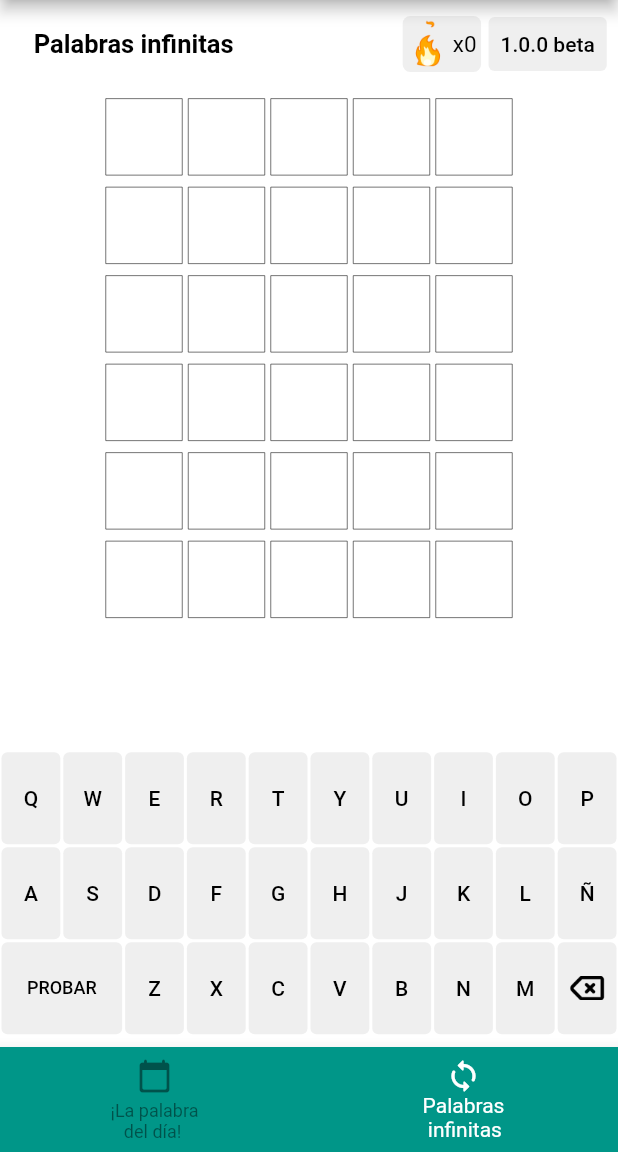
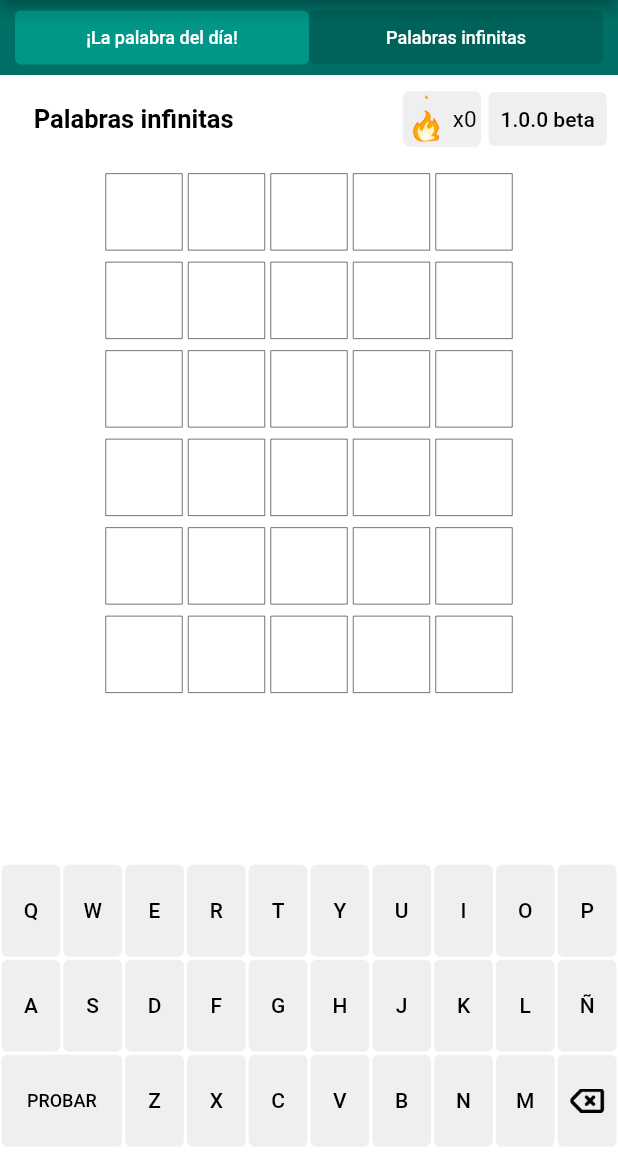
Before and after one commit to joaquinsolla/Encasillado, a Flutter app: the screen it shows after launch, on a phone screen of 412 x 824 dp, the part 84-1236 px from its top. Run offline on Flutter 3.47's test engine with Material 2 defaults, Android fonts, the phone set to English and light mode, and no system bars; our stand-ins replace flushbar; missing offline and left inert: mailto, whatsapp_share; Roboto replaces fonts that are missing (RaleWay).

Commit message:
NavigationBar changed to top & new design

```diff
--- a/lib/common_colors.dart
+++ b/lib/common_colors.dart
@@ -3,6 +3,7 @@ import 'package:flutter/material.dart';
 
 Color appColor = Color(0xff009688);
 Color appDarkerColor = Color(0xff007066);
+Color appDarkestColor = Color(0xff00635a);
 Color keyColor = Color(0xffefefef);
 Color wppColor = Colors.green;
 Color myGreen = Colors.green;
--- a/lib/main_view.dart
+++ b/lib/main_view.dart
@@ -53,6 +53,17 @@ class MainViewState extends State<MainView> {
       darkMode = brightness == Brightness.dark;
     }
 
+    Color wotdButtonColor = appColor;
+    Color infiniteButtonColor = appDarkestColor;
+    if (currentPage == 0) {
+      wotdButtonColor = appDarkestColor;
+      infiniteButtonColor = appColor;
+    }
+    if (currentPage == 1) {
+      wotdButtonColor = appColor;
+      infiniteButtonColor = appDarkestColor;
+    }
+
     check_device(context);
     check_settings();
 
@@ -62,33 +73,56 @@ class MainViewState extends State<MainView> {
       backgroundColor: myWhite,
       appBar: myAppBarWithButtons(context),
       body: Column(children: [
+        Container(
+          height: 50,
+          color: appDarkerColor,
+          padding: EdgeInsets.all(5.0),
+          child: Row(
+            mainAxisAlignment: MainAxisAlignment.center,
+            children: [
+              SizedBox(
+                width: 5,
+              ),
+              Expanded(
+                child: TextButton(
+                    onPressed: () {
+                      bottom_tapped(0);
+                    },
+                    style: TextButton.styleFrom(
+                      backgroundColor: wotdButtonColor,
+                    ),
+                    child: Text(
+                      "¡La palabra del día!",
+                      style: TextStyle(color: Colors.white, fontSize: 12),
+                    )),
+              ),
+              Expanded(
+                child: TextButton(
+                    onPressed: () {
+                      bottom_tapped(1);
+                    },
+                    style: TextButton.styleFrom(
+                      backgroundColor: infiniteButtonColor,
+                    ),
+                    child: Text(
+                      "Palabras infinitas",
+                      style: TextStyle(color: Colors.white, fontSize: 12),
+                    )),
+              ),
+              SizedBox(
+                width: 5,
+              ),
+            ],
+          ),
+        ),
         game_banner(context),
         cellsField(),
         Expanded(
           child: Text(""),
         ),
         generate_keyboard(context),
-        SizedBox(
-          height: 7.5,
-        ),
+        SizedBox(height: 2.5,),
       ]),
-      bottomNavigationBar: BottomNavigationBar(
-        backgroundColor: appColor,
-        unselectedItemColor: Colors.black45,
-        items: [
-          BottomNavigationBarItem(
-            icon: Icon(Icons.calendar_today_rounded),
-            label: '¡La palabra\n   del día!',
-          ),
-          BottomNavigationBarItem(
-            icon: Icon(Icons.loop_rounded),
-            label: 'Palabras\n infinitas',
-          ),
-        ],
-        currentIndex: currentPage,
-        selectedItemColor: Colors.white,
-        onTap: bottom_tapped,
-      ),
     );
   }
 }
```
Also changed, not shown: 1 other file.
